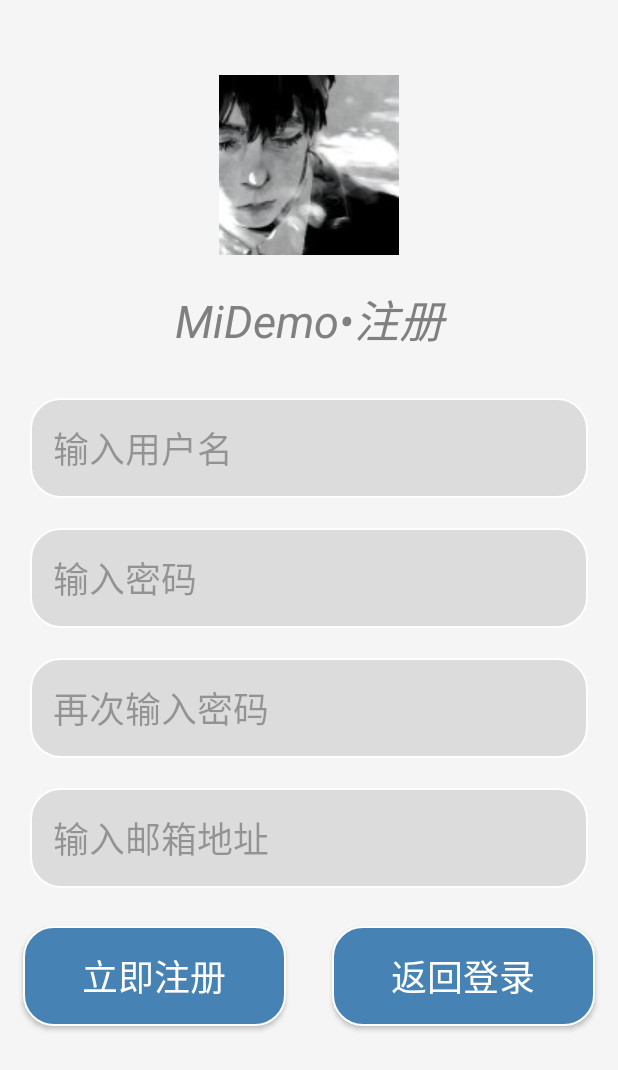
After one commit to 95Brayden/2024_training, an Android app: the SignUpActivity screen opened directly, with no data from a screen before it, on a phone screen of 412 x 824 dp. The commit adds this screen. Shown: the top 1070 px of the screen. Run offline under Robolectric (Android 15) with nearby library versions, the phone set to English and light mode, and no system bars.

Commit message:
初始页面

```diff
--- /dev/null
+++ b/MiDemo/app/src/main/java/com/example/midemo/SignUpActivity.java
@@ -0,0 +1,67 @@
+package com.example.midemo;
+
+import android.app.Activity;
+import android.content.Intent;
+import android.os.Bundle;
+import android.view.View;
+import android.widget.Button;
+import android.widget.EditText;
+import android.widget.Toast;
+
+public class SignUpActivity extends Activity {
+    // 调用Actvity
+    @Override
+    protected void onCreate(Bundle savedInstanceState) {
+        super.onCreate(savedInstanceState);
+        //关联activity_register.xml
+        setContentView(R.layout.activity_sign_up);
+        // 关联用户名、密码、确认密码、邮箱和注册、返回登录按钮
+        EditText userName = (EditText) this.findViewById(R.id.UserNameEdit);
+        EditText passWord = (EditText) this.findViewById(R.id.PassWordEdit);
+        EditText passWordAgain = (EditText) this.findViewById(R.id.PassWordAgainEdit);
+        EditText email = (EditText) this.findViewById(R.id.EmailEdit);
+        Button signUpButton = (Button) this.findViewById(R.id.SignUpButton);
+        Button backLoginButton = (Button) this.findViewById(R.id.BackLoginButton);
+
+        // 立即注册按钮监听器
+        signUpButton.setOnClickListener(
+                new View.OnClickListener() {
+                    @Override
+                    public void onClick(View v) {
+                        String strUserName = userName.getText().toString().trim();
+                        String strPassWord = passWord.getText().toString().trim();
+                        String strPassWordAgain = passWordAgain.getText().toString().trim();
+                        String strPhoneNumber = email.getText().toString().trim();
+                        //注册格式粗检
+                        if (strUserName.length() > 10) {
+                            Toast.makeText(SignUpActivity.this, "用户名长度必须小于10！", Toast.LENGTH_SHORT).show();
+                        } else if (strUserName.length() < 4) {
+                            Toast.makeText(SignUpActivity.this, "用户名长度必须大于4！", Toast.LENGTH_SHORT).show();
+                        } else if (strPassWord.length() > 16) {
+                            Toast.makeText(SignUpActivity.this, "密码长度必须小于16！", Toast.LENGTH_SHORT).show();
+                        } else if (strPassWord.length() < 6) {
+                            Toast.makeText(SignUpActivity.this, "密码长度必须大于6！", Toast.LENGTH_SHORT).show();
+                        } else if (!strPassWord.equals(strPassWordAgain)) {
+                            Toast.makeText(SignUpActivity.this, "两次密码输入不一致！", Toast.LENGTH_SHORT).show();
+                        } else if (!strPhoneNumber.contains("@")) {
+                            Toast.makeText(SignUpActivity.this, "邮箱格式不正确！", Toast.LENGTH_SHORT).show();
+                        } else {
+                            Toast.makeText(SignUpActivity.this, "注册成功！", Toast.LENGTH_SHORT).show();
+                            // 跳转到登录界面
+                            Intent intent = new Intent(SignUpActivity.this, MainActivity.class);
+                            startActivity(intent);
+                        }
+                    }
+                }
+        );
+        // 返回登录按钮监听器
+        backLoginButton.setOnClickListener(
+                v -> {
+                    // 跳转到登录界面
+                    Intent intent = new Intent(SignUpActivity.this, MainActivity.class);
+                    startActivity(intent);
+                }
+        );
+
+    }
+}
--- /dev/null
+++ b/MiDemo/app/src/main/res/drawable/translucent_button.xml
@@ -0,0 +1,10 @@
+<?xml version="1.0" encoding="utf-8"?>
+<shape xmlns:android="http://schemas.android.com/apk/res/android">
+    <solid android:color="#4682B4" />
+    <stroke android:width="1dip" android:color="#fefefe" />
+    <corners android:radius="20dp"/>
+    <padding android:bottom="10dp"
+             android:left="10dp"
+             android:right="10dp"
+             android:top="10dp"/>
+</shape>
--- /dev/null
+++ b/MiDemo/app/src/main/res/drawable/translucent_edit.xml
@@ -0,0 +1,10 @@
+<?xml version="1.0" encoding="utf-8"?>
+<shape xmlns:android="http://schemas.android.com/apk/res/android">
+    <solid android:color="#DCDCDC" />
+    <stroke android:width="1dip" android:color="#fefefe" />
+    <corners android:radius="20dp"/>
+    <padding android:bottom="10dp"
+             android:left="10dp"
+             android:right="10dp"
+             android:top="10dp"/>
+</shape>
--- /dev/null
+++ b/MiDemo/app/src/main/res/layout/activity_sign_up.xml
@@ -0,0 +1,180 @@
+<?xml version="1.0" encoding="utf-8"?>
+<androidx.constraintlayout.widget.ConstraintLayout xmlns:android="http://schemas.android.com/apk/res/android"
+                                                   xmlns:tools="http://schemas.android.com/tools"
+                                                   android:layout_width="match_parent"
+                                                   android:layout_height="match_parent"
+                                                   tools:context=".SignUpActivity">
+
+    <!--使用线性布局-->
+    <LinearLayout
+            android:layout_width="match_parent"
+            android:layout_height="match_parent"
+            android:orientation="vertical"
+            android:background="#F5F5F5">
+
+        <!--Logo-->
+        <ImageView
+                android:id="@+id/LogoImage"
+                android:layout_width="match_parent"
+                android:layout_height="120dp"
+                android:layout_marginTop="50dp"
+                android:src="@drawable/logo"/>
+
+        <!--标题-->
+        <TextView
+                android:id="@+id/TitleText"
+                android:layout_width="match_parent"
+                android:layout_height="wrap_content"
+                android:layout_margin="20dp"
+                android:text="MiDemo•注册"
+                android:gravity="center"
+                android:textStyle="italic"
+                android:textColor="#808080"
+                android:textSize="30dp" />
+
+        <!--嵌套线性布局-->
+        <LinearLayout
+                android:layout_width="match_parent"
+                android:layout_height="wrap_content"
+                android:orientation="vertical">
+
+            <!--嵌套线性布局-->
+            <LinearLayout
+                    android:id="@+id/UserNameLayout"
+                    android:layout_width="match_parent"
+                    android:layout_height="match_parent"
+                    android:orientation="horizontal">
+
+                <!--用户名输入-->
+                <EditText
+                        android:id="@+id/UserNameEdit"
+                        android:layout_width="match_parent"
+                        android:layout_height="wrap_content"
+                        android:padding="15dp"
+                        android:layout_marginLeft="20dp"
+                        android:layout_marginRight="20dp"
+                        android:layout_marginTop="10dp"
+                        android:layout_marginBottom="10dp"
+                        android:background="@drawable/translucent_edit"
+                        android:hint="输入用户名"
+                        android:textSize="24dp"
+                        android:singleLine="true" />
+
+            </LinearLayout>
+
+            <!--嵌套线性布局-->
+            <LinearLayout
+                    android:id="@+id/PassWordLayout"
+                    android:layout_width="match_parent"
+                    android:layout_height="wrap_content"
+                    android:orientation="horizontal">
+
+                <!--密码输入-->
+                <EditText
+                        android:id="@+id/PassWordEdit"
+                        android:layout_width="match_parent"
+                        android:layout_height="wrap_content"
+                        android:padding="15dp"
+                        android:layout_marginLeft="20dp"
+                        android:layout_marginRight="20dp"
+                        android:layout_marginTop="10dp"
+                        android:layout_marginBottom="10dp"
+                        android:background="@drawable/translucent_edit"
+                        android:hint="输入密码"
+                        android:textSize="24dp"
+                        android:maxLength="16"
+                        android:singleLine="true"
+                        android:inputType="textPassword" />
+
+            </LinearLayout>
+
+            <!--嵌套线性布局-->
+            <LinearLayout
+                    android:id="@+id/PasswordAgainLayout"
+                    android:layout_width="match_parent"
+                    android:layout_height="wrap_content"
+                    android:orientation="horizontal">
+
+                <!--二次密码输入-->
+                <EditText
+                        android:id="@+id/PassWordAgainEdit"
+                        android:layout_width="match_parent"
+                        android:layout_height="match_parent"
+                        android:padding="15dp"
+                        android:layout_marginLeft="20dp"
+                        android:layout_marginRight="20dp"
+                        android:layout_marginTop="10dp"
+                        android:layout_marginBottom="10dp"
+                        android:background="@drawable/translucent_edit"
+                        android:hint="再次输入密码"
+                        android:maxLength="16"
+                        android:textSize="24dp"
+                        android:singleLine="true"
+                        android:inputType="textPassword" />
+
+            </LinearLayout>
+
+            <!--嵌套线性布局-->
+            <LinearLayout
+                    android:id="@+id/EmailLayout"
+                    android:layout_width="match_parent"
+                    android:layout_height="wrap_content"
+                    android:orientation="horizontal">
+
+                <!--邮箱输入-->
+                <EditText
+                        android:id="@+id/EmailEdit"
+                        android:layout_width="match_parent"
+                        android:layout_height="wrap_content"
+                        android:padding="15dp"
+                        android:layout_marginLeft="20dp"
+                        android:layout_marginRight="20dp"
+                        android:layout_marginTop="10dp"
+                        android:layout_marginBottom="10dp"
+                        android:background="@drawable/translucent_edit"
+                        android:hint="输入邮箱地址"
+                        android:textSize="24dp"
+                        android:maxLength="16"
+                        android:singleLine="true" />
+
+            </LinearLayout>
+
+            <!--嵌套线性布局-->
+            <LinearLayout
+                    android:id="@+id/ButtonLayout"
+                    android:layout_width="match_parent"
+                    android:layout_height="wrap_content"
+                    android:orientation="horizontal">
+
+                <!--立即注册按钮-->
+                <Button
+                        android:id="@+id/SignUpButton"
+                        android:layout_width="wrap_content"
+                        android:layout_height="wrap_content"
+                        android:padding="15dp"
+                        android:layout_margin="15dp"
+                        android:layout_weight="1"
+                        android:background="@drawable/translucent_button"
+                        android:text="立即注册"
+                        android:textColor="@color/white"
+                        android:textSize="24dp" />
+
+                <!--返回登录按钮-->
+                <Button
+                        android:id="@+id/BackLoginButton"
+                        android:layout_width="wrap_content"
+                        android:layout_height="wrap_content"
+                        android:padding="15dp"
+                        android:layout_margin="15dp"
+                        android:layout_weight="1"
+                        android:textColor="@color/white"
+                        android:background="@drawable/translucent_button"
+                        android:text="返回登录"
+                        android:textSize="24dp" />
+
+            </LinearLayout>
+
+        </LinearLayout>
+
+    </LinearLayout>
+</androidx.constraintlayout.widget.ConstraintLayout>
```
Also changed, not shown: MiDemo/app/src/main/AndroidManifest.xml (+7 -13 lines), MiDemo/app/src/main/java/com/example/midemo/FirstFragment.java (deleted, +0 -46 lines), MiDemo/app/src/main/java/com/example/midemo/LogOnActivity.java (added, +35 -0 lines), MiDemo/app/src/main/java/com/example/midemo/MainActivity.java (+13 -61 lines), MiDemo/app/src/main/java/com/example/midemo/SecondFragment.java (deleted, +0 -46 lines), MiDemo/app/src/main/res/layout/activity_log_on.xml (added, +127 -0 lines), MiDemo/app/src/main/res/layout/activity_main.xml (+40 -27 lines), MiDemo/app/src/main/res/drawable/logo.jpg (added).
